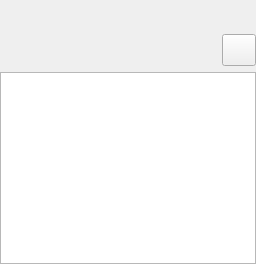
Old version of the form src/ui/pane.ui in the repository acambule/tablion.
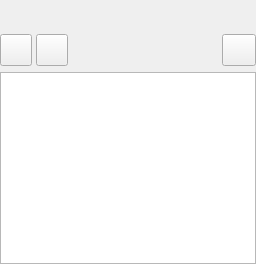
New version of the form.

What changed in the file:
```diff
--- a/src/ui/pane.ui
+++ b/src/ui/pane.ui
@@ -55,9 +55,50 @@
       <property name="rightMargin">
        <number>0</number>
       </property>
-      <property name="bottomMargin">
-       <number>0</number>
+     <property name="bottomMargin">
+      <number>0</number>
+     </property>
+      <property name="spacing">
+       <number>4</number>
       </property>
+      <item>
+       <widget class="QToolButton" name="btnPaneNavBack">
+        <property name="minimumSize">
+         <size>
+          <width>32</width>
+          <height>32</height>
+         </size>
+        </property>
+        <property name="maximumSize">
+         <size>
+          <width>32</width>
+          <height>32</height>
+         </size>
+        </property>
+        <property name="text">
+         <string/>
+        </property>
+       </widget>
+      </item>
+      <item>
+       <widget class="QToolButton" name="btnPaneNavUp">
+        <property name="minimumSize">
+         <size>
+          <width>32</width>
+          <height>32</height>
+         </size>
+        </property>
+        <property name="maximumSize">
+         <size>
+          <width>32</width>
+          <height>32</height>
+         </size>
+        </property>
+        <property name="text">
+         <string/>
+        </property>
+       </widget>
+      </item>
       <item>
        <widget class="QWidget" name="pathBarContainer">
         <property name="minimumSize">
```
